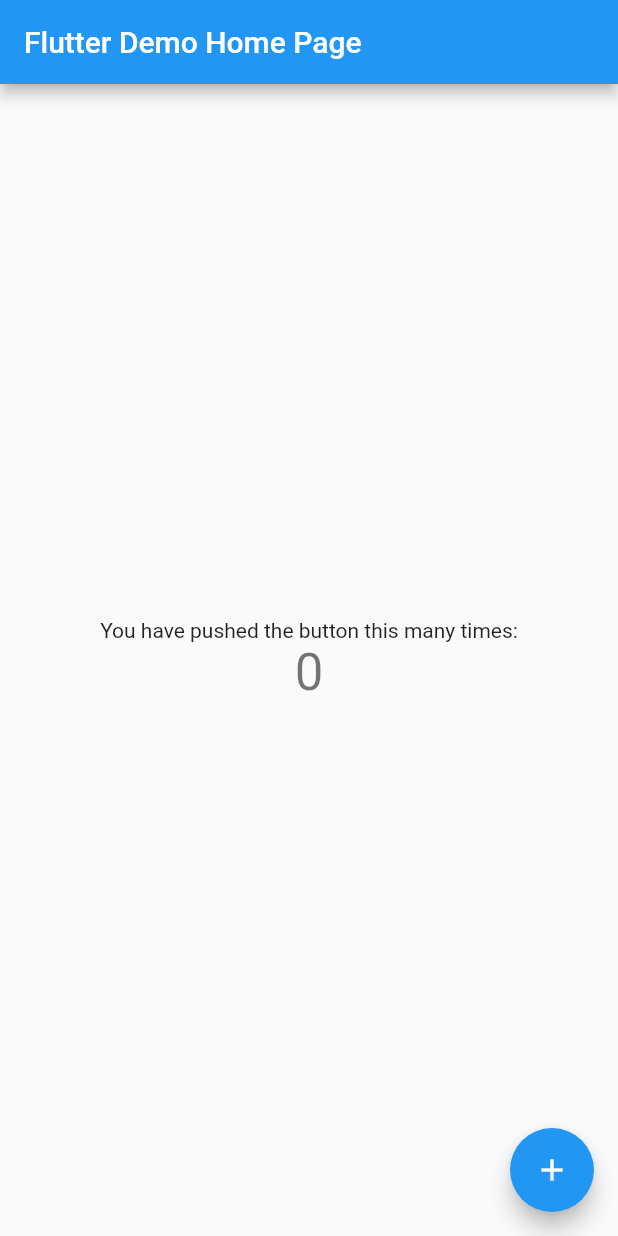
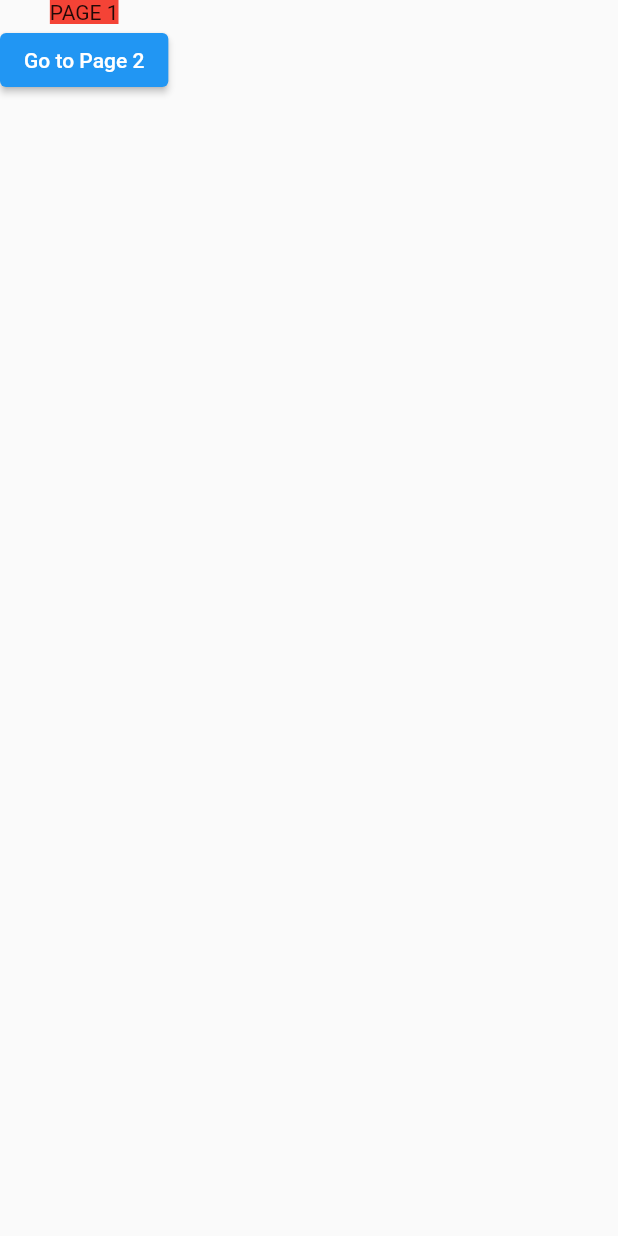
Before and after one commit to kasunnirmala/flutter_builders, a Flutter app: the screen it shows after launch, on a phone screen of 412 x 824 dp. Run offline on Flutter 3.47's test engine with Material 2 defaults, Android fonts, the phone set to English and light mode, and no system bars; our stand-ins replace get.

Commit message:
getx router test files

```diff
--- a/lib/main.dart
+++ b/lib/main.dart
@@ -1,4 +1,13 @@
 import 'package:flutter/material.dart';
+import 'package:flutter_builder_test/views/page-1/page1Bindings.dart';
+import 'package:flutter_builder_test/views/page-1/page1Screen.dart';
+import 'package:flutter_builder_test/views/page-2-child-1/page2Child1Bindings.dart';
+import 'package:flutter_builder_test/views/page-2-child-1/page2Child1Screen.dart';
+import 'package:flutter_builder_test/views/page-2-child-2/page2Child2Bindings.dart';
+import 'package:flutter_builder_test/views/page-2-child-2/page2Child2Screen.dart';
+import 'package:flutter_builder_test/views/page-2/page2Bindings.dart';
+import 'package:flutter_builder_test/views/page-2/page2Screen.dart';
+import 'package:get/get.dart';
 
 void main() {
   runApp(const MyApp());
@@ -10,106 +19,28 @@
   // This widget is the root of your application.
   @override
   Widget build(BuildContext context) {
-    return MaterialApp(
-      title: 'Flutter Demo',
-      theme: ThemeData(
-        // This is the theme of your application.
-        //
-        // Try running your application with "flutter run". You'll see the
-        // application has a blue toolbar. Then, without quitting the app, try
-        // changing the primarySwatch below to Colors.green and then invoke
-        // "hot reload" (press "r" in the console where you ran "flutter run",
-        // or simply save your changes to "hot reload" in a Flutter IDE).
-        // Notice that the counter didn't reset back to zero; the application
-        // is not restarted.
-        primarySwatch: Colors.blue,
-      ),
-      home: const MyHomePage(title: 'Flutter Demo Home Page'),
+    return GetMaterialApp(
+      initialRoute: '/page-1',
+      getPages: [
+        GetPage(
+            name: '/page-1',
+            page: () => const Page1Screen(),
+            binding: Page1Bindings()),
+        GetPage(
+            name: '/page-2',
+            page: () => const Page2Screen(),
+            binding: Page2Bindings(),
+            children: [
+              GetPage(
+                  name: '/child-1',
+                  page: () => const Page2Chil1Screen(),
+                  binding: Page2Chil1Bindings()),
+              GetPage(
+                  name: '/child-2',
+                  page: () => const Page2Child2Screen(),
+                  binding: Page2Child2Bindings()),
+            ]),
+      ],
     );
   }
 }
-
-class MyHomePage extends StatefulWidget {
-  const MyHomePage({Key? key, required this.title}) : super(key: key);
-
-  // This widget is the home page of your application. It is stateful, meaning
-  // that it has a State object (defined below) that contains fields that affect
-  // how it looks.
-
-  // This class is the configuration for the state. It holds the values (in this
-  // case the title) provided by the parent (in this case the App widget) and
-  // used by the build method of the State. Fields in a Widget subclass are
-  // always marked "final".
-
-  final String title;
-
-  @override
-  State<MyHomePage> createState() => _MyHomePageState();
-}
-
-class _MyHomePageState extends State<MyHomePage> {
-  int _counter = 0;
-
-  void _incrementCounter() {
-    setState(() {
-      // This call to setState tells the Flutter framework that something has
-      // changed in this State, which causes it to rerun the build method below
-      // so that the display can reflect the updated values. If we changed
-      // _counter without calling setState(), then the build method would not be
-      // called again, and so nothing would appear to happen.
-      _counter++;
-    });
-  }
-
-  @override
-  Widget build(BuildContext context) {
-    // This method is rerun every time setState is called, for instance as done
-    // by the _incrementCounter method above.
-    //
-    // The Flutter framework has been optimized to make rerunning build methods
-    // fast, so that you can just rebuild anything that needs updating rather
-    // than having to individually change instances of widgets.
-    return Scaffold(
-      appBar: AppBar(
-        // Here we take the value from the MyHomePage object that was created by
-        // the App.build method, and use it to set our appbar title.
-        title: Text(widget.title),
-      ),
-      body: Center(
-        // Center is a layout widget. It takes a single child and positions it
-        // in the middle of the parent.
-        child: Column(
-          // Column is also a layout widget. It takes a list of children and
-          // arranges them vertically. By default, it sizes itself to fit its
-          // children horizontally, and tries to be as tall as its parent.
-          //
-          // Invoke "debug painting" (press "p" in the console, choose the
-          // "Toggle Debug Paint" action from the Flutter Inspector in Android
-          // Studio, or the "Toggle Debug Paint" command in Visual Studio Code)
-          // to see the wireframe for each widget.
-          //
-          // Column has various properties to control how it sizes itself and
-          // how it positions its children. Here we use mainAxisAlignment to
-          // center the children vertically; the main axis here is the vertical
-          // axis because Columns are vertical (the cross axis would be
-          // horizontal).
-          mainAxisAlignment: MainAxisAlignment.center,
-          children: <Widget>[
-            const Text(
-              'You have pushed the button this many times:',
-            ),
-            Text(
-              '$_counter',
-              style: Theme.of(context).textTheme.headline4,
-            ),
-          ],
-        ),
-      ),
-      floatingActionButton: FloatingActionButton(
-        onPressed: _incrementCounter,
-        tooltip: 'Increment',
-        child: const Icon(Icons.add),
-      ), // This trailing comma makes auto-formatting nicer for build methods.
-    );
-  }
-}
--- /dev/null
+++ b/lib/views/page-1/page1Bindings.dart
@@ -0,0 +1,9 @@
+import 'package:flutter_builder_test/views/page-1/page1Controller.dart';
+import 'package:get/get.dart';
+
+class Page1Bindings extends Bindings {
+  @override
+  void dependencies() {
+    Get.put(Page1Controller());
+  }
+}
--- /dev/null
+++ b/lib/views/page-1/page1Controller.dart
@@ -0,0 +1,3 @@
+import 'package:get/get.dart';
+
+class Page1Controller extends GetxController {}
--- /dev/null
+++ b/lib/views/page-1/page1Screen.dart
@@ -0,0 +1,26 @@
+import 'package:flutter/material.dart';
+import 'package:get/get.dart';
+
+class Page1Screen extends StatelessWidget {
+  const Page1Screen({Key? key}) : super(key: key);
+
+  @override
+  Widget build(BuildContext context) {
+    return SafeArea(
+      child: Scaffold(
+        body: Column(
+          children: [
+            Container(
+              child: Text("PAGE 1"),
+              color: Colors.red,
+            ),
+            ElevatedButton(
+              child: const Text("Go to Page 2"),
+              onPressed: () => Get.toNamed("/page-2/child-1"),
+            ),
+          ],
+        ),
+      ),
+    );
+  }
+}
--- /dev/null
+++ b/lib/views/page-2-child-1/page2Child1Bindings.dart
@@ -0,0 +1,9 @@
+import 'package:flutter_builder_test/views/page-2-child-1/page2Child1Controller.dart';
+import 'package:get/get.dart';
+
+class Page2Chil1Bindings extends Bindings {
+  @override
+  void dependencies() {
+    Get.put(Page2Chil1Controller());
+  }
+}
--- /dev/null
+++ b/lib/views/page-2-child-1/page2Child1Controller.dart
@@ -0,0 +1,3 @@
+import 'package:get/get.dart';
+
+class Page2Chil1Controller extends GetxController {}
--- /dev/null
+++ b/lib/views/page-2-child-2/page2Child2Bindings.dart
@@ -0,0 +1,9 @@
+import 'package:flutter_builder_test/views/page-2-child-2/page2Child2Controller.dart';
+import 'package:get/get.dart';
+
+class Page2Child2Bindings extends Bindings {
+  @override
+  void dependencies() {
+    Get.put(Page2Child2Controller());
+  }
+}
--- /dev/null
+++ b/lib/views/page-2-child-2/page2Child2Controller.dart
@@ -0,0 +1,3 @@
+import 'package:get/get.dart';
+
+class Page2Child2Controller extends GetxController {}
--- /dev/null
+++ b/lib/views/page-2/page2Bindings.dart
@@ -0,0 +1,9 @@
+import 'package:flutter_builder_test/views/page-2/page2Controller.dart';
+import 'package:get/get.dart';
+
+class Page2Bindings extends Bindings {
+  @override
+  void dependencies() {
+    Get.put(Page2Controller());
+  }
+}
--- /dev/null
+++ b/lib/views/page-2/page2Controller.dart
@@ -0,0 +1,3 @@
+import 'package:get/get.dart';
+
+class Page2Controller extends GetxController {}
```
Also changed, not shown: assets/config/api_config.json (deleted, +0 -7 lines), lib/config/api/api.dart (deleted, +0 -91 lines), lib/config/api/api_config.dart (deleted, +0 -91 lines), lib/config/api/index.dart (deleted, +0 -13 lines), lib/views/page-2-child-1/page2Child1Screen.dart (added, +26 -0 lines), lib/views/page-2-child-2/page2Child2Screen.dart (added, +26 -0 lines), lib/views/page-2/page2Screen.dart (added, +26 -0 lines), pubspec.yaml (+1 -8 lines), pubspec.lock.
